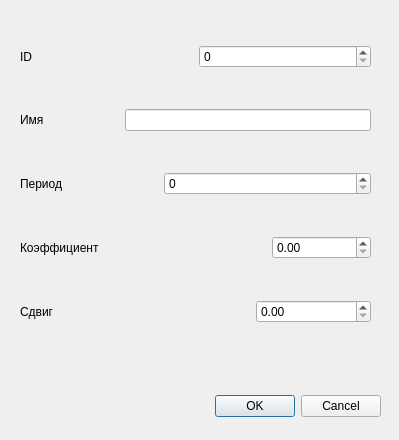
Above: gui/createparamdialog.ui from dmchel/elocharts before the change. Below: the same form after it.
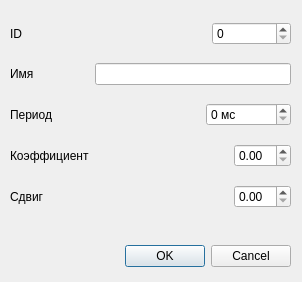
That is the form after the change.

```diff
--- a/gui/createparamdialog.ui
+++ b/gui/createparamdialog.ui
@@ -6,19 +6,31 @@
    <rect>
     <x>0</x>
     <y>0</y>
-    <width>399</width>
-    <height>440</height>
+    <width>302</width>
+    <height>282</height>
    </rect>
   </property>
+  <property name="minimumSize">
+   <size>
+    <width>302</width>
+    <height>282</height>
+   </size>
+  </property>
+  <property name="maximumSize">
+   <size>
+    <width>302</width>
+    <height>282</height>
+   </size>
+  </property>
   <property name="windowTitle">
    <string>Создать новый параметр</string>
   </property>
   <widget class="QDialogButtonBox" name="buttonBox">
    <property name="geometry">
     <rect>
-     <x>40</x>
-     <y>390</y>
-     <width>341</width>
+     <x>20</x>
+     <y>240</y>
+     <width>271</width>
      <height>32</height>
     </rect>
    </property>
@@ -29,18 +41,18 @@
     <set>QDialogButtonBox::Cancel|QDialogButtonBox::Ok</set>
    </property>
   </widget>
-  <widget class="QWidget" name="">
+  <widget class="QWidget" name="layoutWidget">
    <property name="geometry">
     <rect>
-     <x>20</x>
+     <x>10</x>
      <y>10</y>
-     <width>351</width>
-     <height>351</height>
+     <width>281</width>
+     <height>211</height>
     </rect>
    </property>
    <layout class="QVBoxLayout" name="verticalLayout">
     <item>
-     <layout class="QHBoxLayout" name="horizontalLayout_2" stretch="2,2">
+     <layout class="QHBoxLayout" name="horizontalLayout_2" stretch="5,2">
       <item>
        <widget class="QLabel" name="idLabel">
         <property name="text">
@@ -68,7 +80,7 @@
      </layout>
     </item>
     <item>
-     <layout class="QHBoxLayout" name="horizontalLayout_3" stretch="2,3">
+     <layout class="QHBoxLayout" name="horizontalLayout_3" stretch="4,1">
       <item>
        <widget class="QLabel" name="periodLabel">
         <property name="text">
@@ -77,12 +89,19 @@
        </widget>
       </item>
       <item>
-       <widget class="QSpinBox" name="periodSpinBox"/>
+       <widget class="QSpinBox" name="periodSpinBox">
+        <property name="suffix">
+         <string> мс</string>
+        </property>
+        <property name="maximum">
+         <number>500000</number>
+        </property>
+       </widget>
       </item>
      </layout>
     </item>
     <item>
-     <layout class="QHBoxLayout" name="horizontalLayout_5" stretch="5,2">
+     <layout class="QHBoxLayout" name="horizontalLayout_5" stretch="4,1">
       <item>
        <widget class="QLabel" name="factorLabel">
         <property name="text">
@@ -96,7 +115,7 @@
      </layout>
     </item>
     <item>
-     <layout class="QHBoxLayout" name="horizontalLayout_4" stretch="4,2">
+     <layout class="QHBoxLayout" name="horizontalLayout_4" stretch="4,1">
       <item>
        <widget class="QLabel" name="shiftLabel">
         <property name="text">
```
